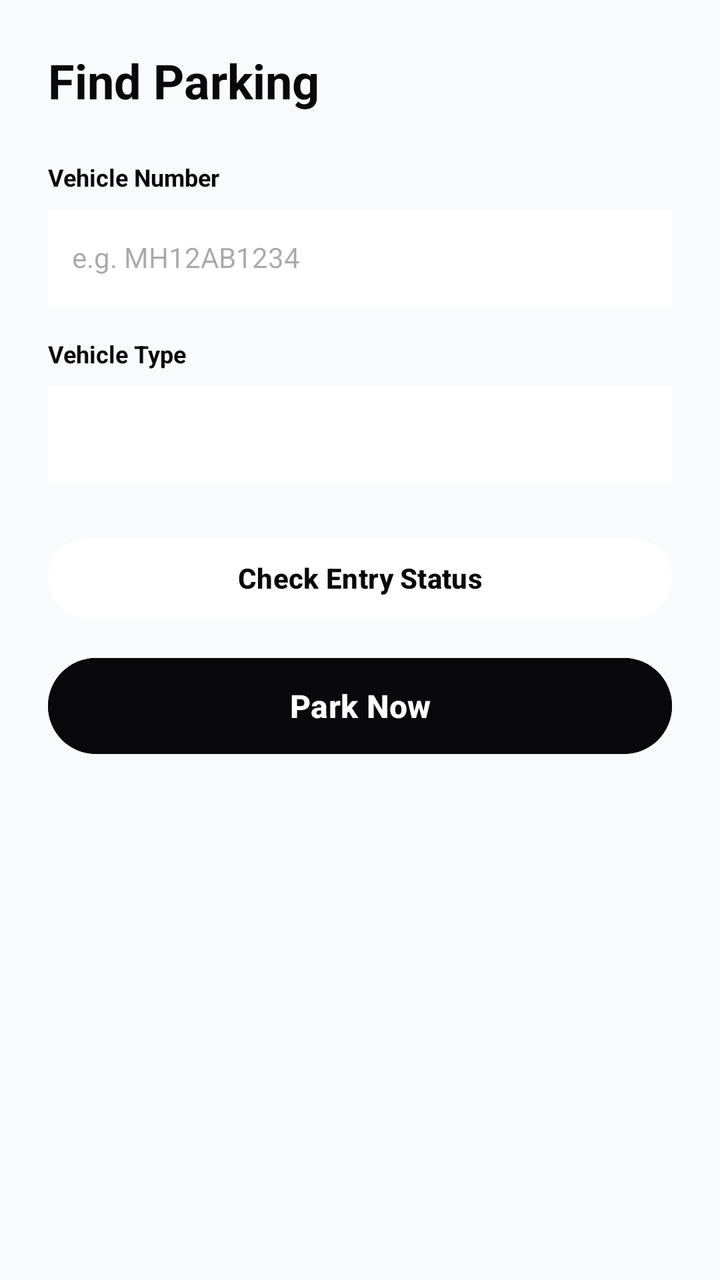
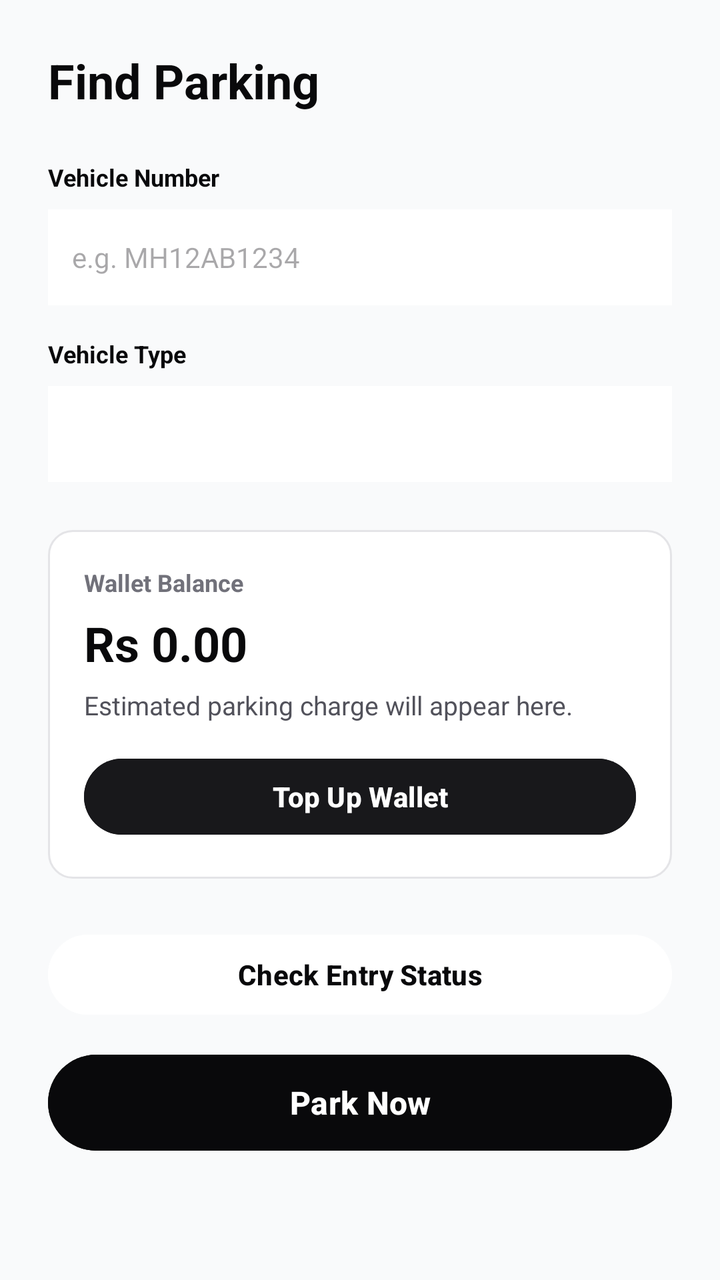

Screens rendered from an Android XML layout before and after an edit, with the pre-edit source and the edit as a unified diff.
<!-- AndroidManifest.xml: application theme Theme.ParkSeva -->
<!-- res/layout/fragment_park.xml -->
<?xml version="1.0" encoding="utf-8"?>
<ScrollView xmlns:android="http://schemas.android.com/apk/res/android"
    android:layout_width="match_parent"
    android:layout_height="match_parent"
    android:background="#F9FAFB"
    android:fillViewport="true">

    <LinearLayout
        android:layout_width="match_parent"
        android:layout_height="wrap_content"
        android:orientation="vertical"
        android:padding="24dp">

        <TextView
            android:layout_width="match_parent"
            android:layout_height="wrap_content"
            android:text="@string/find_parking"
            android:textColor="#09090B"
            android:textSize="24sp"
            android:textStyle="bold"
            android:layout_marginBottom="24dp" />

        <TextView
            android:layout_width="wrap_content"
            android:layout_height="wrap_content"
            android:text="@string/vehicle_number"
            android:textColor="#09090B"
            android:textSize="12sp"
            android:textStyle="bold"
            android:layout_marginBottom="8dp" />

        <EditText
            android:id="@+id/etVehicleNumber"
            android:layout_width="match_parent"
            android:layout_height="48dp"
            android:background="#FFFFFF"
            android:hint="@string/vehicle_hint"
            android:paddingHorizontal="12dp"
            android:textColor="#09090B"
            android:textSize="14sp"
            android:inputType="textCapCharacters"
            android:layout_marginBottom="16dp" />

        <TextView
            android:layout_width="wrap_content"
            android:layout_height="wrap_content"
            android:text="@string/vehicle_type"
            android:textColor="#09090B"
            android:textSize="12sp"
            android:textStyle="bold"
            android:layout_marginBottom="8dp" />

        <Spinner
            android:id="@+id/spinnerVehicleType"
            android:layout_width="match_parent"
            android:layout_height="48dp"
            android:background="#FFFFFF"
            android:padding="12dp"
            android:layout_marginBottom="24dp" />

        <Button
            android:id="@+id/btnCheckEntryStatus"
            android:layout_width="match_parent"
            android:layout_height="48dp"
            android:backgroundTint="#FFFFFF"
            android:text="@string/check_entry_status"
            android:textColor="#09090B"
            android:textSize="14sp"
            android:textStyle="bold"
            android:layout_marginBottom="12dp" />

        <TextView
            android:id="@+id/tvEntryStatus"
            android:layout_width="match_parent"
            android:layout_height="wrap_content"
            android:textColor="#166534"
            android:textSize="13sp"
            android:layout_marginBottom="16dp"
            android:visibility="gone" />

        <Button
            android:id="@+id/btnParkNow"
            android:layout_width="match_parent"
            android:layout_height="56dp"
            android:backgroundTint="#09090B"
            android:text="@string/park_now"
            android:textColor="#FFFFFF"
            android:textSize="16sp"
            android:textStyle="bold" />

    </LinearLayout>
</ScrollView>
<!-- resources referenced by this layout -->
<resources>
  <string name="check_entry_status">Check Entry Status</string>
  <string name="find_parking">Find Parking</string>
  <string name="park_now">Park Now</string>
  <string name="vehicle_hint">e.g. MH12AB1234</string>
  <string name="vehicle_number">Vehicle Number</string>
  <string name="vehicle_type">Vehicle Type</string>
  <style name="Theme.ParkSeva" parent="Base.Theme.ParkSeva" />
  <style name="Base.Theme.ParkSeva" parent="Theme.Material3.DayNight.NoActionBar">
          
          
      </style>
</resources>

<!-- the commit's change to res/layout/fragment_park.xml (unified diff, before → after) -->
@@ -58,6 +58,52 @@
             android:padding="12dp"
             android:layout_marginBottom="24dp" />
 
+        <LinearLayout
+            android:layout_width="match_parent"
+            android:layout_height="wrap_content"
+            android:layout_marginBottom="24dp"
+            android:background="@drawable/bg_card"
+            android:orientation="vertical"
+            android:padding="18dp">
+
+            <TextView
+                android:layout_width="match_parent"
+                android:layout_height="wrap_content"
+                android:text="@string/wallet_balance"
+                android:textColor="#71717A"
+                android:textSize="12sp"
+                android:textStyle="bold" />
+
+            <TextView
+                android:id="@+id/tvWalletBalance"
+                android:layout_width="match_parent"
+                android:layout_height="wrap_content"
+                android:layout_marginTop="6dp"
+                android:text="Rs 0.00"
+                android:textColor="#09090B"
+                android:textSize="24sp"
+                android:textStyle="bold" />
+
+            <TextView
+                android:id="@+id/tvEstimatedCharge"
+                android:layout_width="match_parent"
+                android:layout_height="wrap_content"
+                android:layout_marginTop="6dp"
+                android:text="@string/estimated_charge_default"
+                android:textColor="#52525B"
+                android:textSize="13sp" />
+
+            <Button
+                android:id="@+id/btnTopUpWallet"
+                android:layout_width="match_parent"
+                android:layout_height="46dp"
+                android:layout_marginTop="14dp"
+                android:backgroundTint="#18181B"
+                android:text="@string/top_up_wallet"
+                android:textColor="#FFFFFF"
+                android:textStyle="bold" />
+        </LinearLayout>
+
         <Button
             android:id="@+id/btnCheckEntryStatus"
             android:layout_width="match_parent"
<!-- resource entries referenced after the edit -->
@@ -1,12 +1,24 @@
 <!-- resources referenced by this layout -->
 <resources>
+  <!-- drawable bg_card (drawable) -->
+  <?xml version="1.0" encoding="utf-8"?>
+  <shape xmlns:android="http://schemas.android.com/apk/res/android">
+      <solid android:color="@color/bg_surface" />
+      <corners android:radius="12dp" />
+      <stroke android:width="1dp" android:color="@color/border" />
+  </shape>
   <string name="check_entry_status">Check Entry Status</string>
+  <string name="estimated_charge_default">Estimated parking charge will appear here.</string>
   <string name="find_parking">Find Parking</string>
   <string name="park_now">Park Now</string>
+  <string name="top_up_wallet">Top Up Wallet</string>
   <string name="vehicle_hint">e.g. MH12AB1234</string>
   <string name="vehicle_number">Vehicle Number</string>
   <string name="vehicle_type">Vehicle Type</string>
+  <string name="wallet_balance">Wallet Balance</string>
   <style name="Theme.ParkSeva" parent="Base.Theme.ParkSeva" />
+  <color name="bg_surface">#FFFFFF</color>
+  <color name="border">#E4E4E7</color>
   <style name="Base.Theme.ParkSeva" parent="Theme.Material3.DayNight.NoActionBar">
           
           
